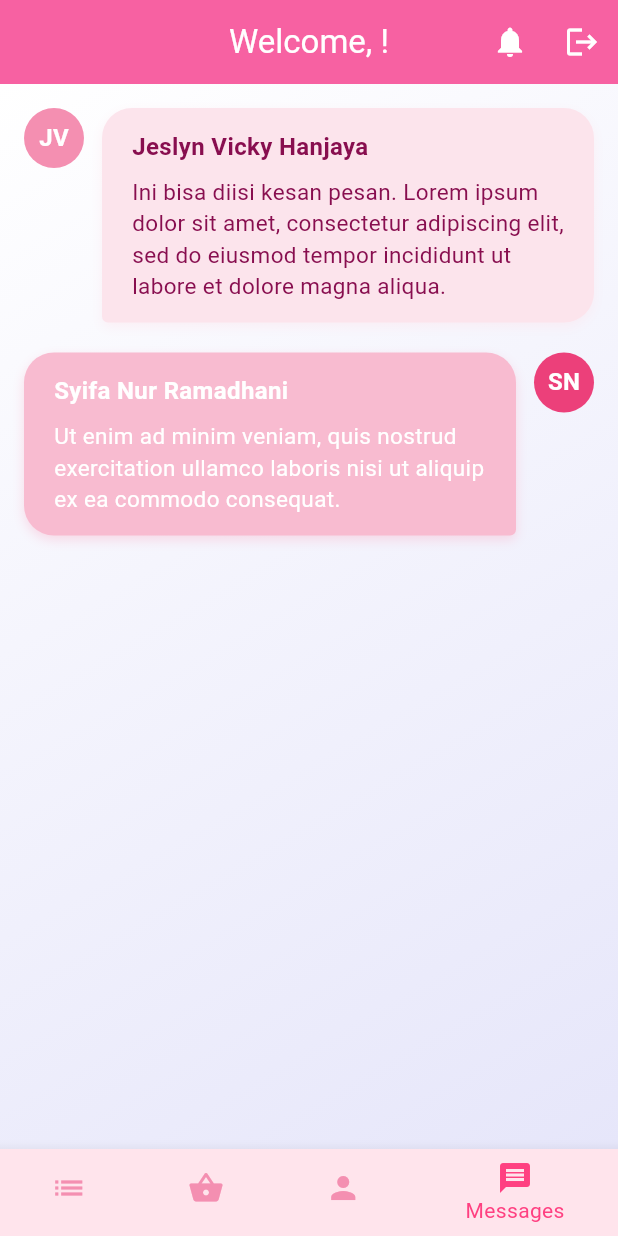
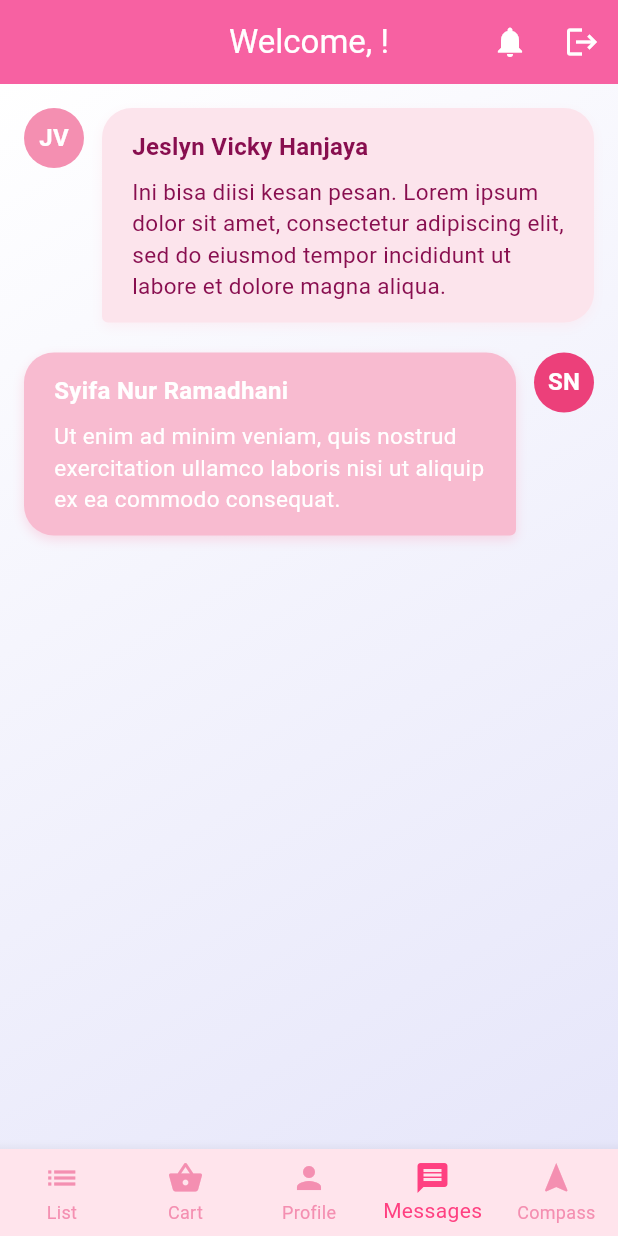
Before and after one commit to syifanr/project-tpm, a Flutter app: the ListPage screen opened directly, item 4 of the bottom bar chosen, on a phone screen of 412 x 824 dp. Run offline on Flutter 3.47's test engine with Material 3 defaults, Android fonts, the phone set to English and light mode, and no system bars; our stand-ins replace flutter_compass, flutter_map, geolocator, hive, hive_flutter, latlong2 and 1 more; accounts and stored records are empty; network calls fail.

Commit message:
update lagi

```diff
--- a/lib/main.dart
+++ b/lib/main.dart
@@ -58,7 +58,7 @@ class _SplashScreenState extends State<SplashScreen> {
     final prefs = await SharedPreferences.getInstance();
     final loggedIn =
         prefs.getBool('is_logged_in') ??
-        false; // ✅ disamakan dengan loginPage.dart
+        false;
 
     if (loggedIn) {
       Navigator.pushReplacement(
--- a/lib/models/notification_item.dart
+++ b/lib/models/notification_item.dart
@@ -11,11 +11,11 @@ class NotificationItem extends HiveObject {
   final DateTime timestamp;
 
   @HiveField(2)
-  final String paymentMethod; // ✅ Tambahkan field ini
+  final String paymentMethod;
 
   NotificationItem({
     required this.message,
     required this.timestamp,
-    required this.paymentMethod, // ✅ Tambahkan ini juga ke constructor
+    required this.paymentMethod,
   });
 }
--- a/lib/pages/detailPage.dart
+++ b/lib/pages/detailPage.dart
@@ -9,7 +9,7 @@ class DetailPage extends StatefulWidget {
   final String description;
   final String price;
   final String priceSign;
-  final String userId; // user id dari login
+  final String userId;
 
   final String category;
   final String productType;
@@ -154,7 +154,7 @@ class _DetailPageState extends State<DetailPage> {
               ),
               const SizedBox(height: 10),
 
-              // Setelah Text widget.name dan SizedBox(height: 10), tambahkan:
+
               Row(
                 children: [
                   Container(
--- a/lib/pages/listPage.dart
+++ b/lib/pages/listPage.dart
@@ -9,6 +9,7 @@ import 'package:tokomakeup/pages/profilePage.dart';
 import 'package:tokomakeup/pages/messagePage.dart';
 import 'package:tokomakeup/pages/loginPage.dart';
 import 'package:tokomakeup/pages/notificationPage.dart';
+import 'package:tokomakeup/pages/compassPage.dart';
 import 'package:hive/hive.dart';
 
 class ListPage extends StatefulWidget {
@@ -23,7 +24,7 @@ class _ListPageState extends State<ListPage> {
   int _currentIndex = 0;
   late Box _cacheBox;
 
-  TextEditingController _searchController = TextEditingController();
+  final TextEditingController _searchController = TextEditingController();
   String _searchQuery = '';
   String _sortOption = 'Filter Default';
 
@@ -162,8 +163,9 @@ class _ListPageState extends State<ListPage> {
           );
         }
         if (_error != null) return Center(child: Text('Error: $_error'));
-        if (_filteredData.isEmpty)
+        if (_filteredData.isEmpty) {
           return const Center(child: Text('Product is not found.'));
+        }
         return Column(
           children: [
             Padding(
@@ -404,6 +406,8 @@ class _ListPageState extends State<ListPage> {
         return ProfilePage();
       case 3:
         return MessagePage();
+      case 4:
+      return const CompassPage();
       default:
         return const Center(child: Text('Halaman tidak ditemukan'));
     }
@@ -461,39 +465,24 @@ class _ListPageState extends State<ListPage> {
       ),
            bottomNavigationBar: BottomNavigationBar(
   currentIndex: _currentIndex,
-        onTap: (index) => setState(() => _currentIndex = index),
-        backgroundColor: const Color(
-          0xFFFFE4EC,
-        ), // warna default, tidak dipakai jika shifting
+  onTap: (index) {
+    print('Tapped index: $index');
+    setState(() => _currentIndex = index);
+  },
+  backgroundColor: const Color(0xFFFFE4EC),
   selectedItemColor: Colors.pinkAccent,
   unselectedItemColor: Colors.pink.shade200,
-        type:
-            BottomNavigationBarType
-                .shifting, // GANTI agar hanya aktif yang ada label
+  type: BottomNavigationBarType.fixed,
   items: const [
-          BottomNavigationBarItem(
-            icon: Icon(Icons.list),
-            label: 'List',
-            backgroundColor: Color(0xFFFFE4EC), // WAJIB untuk shifting
-          ),
-          BottomNavigationBarItem(
-            icon: Icon(Icons.shopping_basket),
-            label:
-                'Cart', // Kosongkan label jika ingin tak muncul saat aktif pun
-            backgroundColor: Color(0xFFFFE4EC),
-          ),
-          BottomNavigationBarItem(
-            icon: Icon(Icons.person),
-            label: 'Profile',
-            backgroundColor: Color(0xFFFFE4EC),
-          ),
-          BottomNavigationBarItem(
-            icon: Icon(Icons.message),
-            label: 'Messages',
-            backgroundColor: Color(0xFFFFE4EC),
-          ),
+    BottomNavigationBarItem(icon: Icon(Icons.list), label: 'List', backgroundColor: Color(0xFFFFE4EC)),
+    BottomNavigationBarItem(icon: Icon(Icons.shopping_basket), label: 'Cart', backgroundColor: Color(0xFFFFE4EC)),
+    BottomNavigationBarItem(icon: Icon(Icons.person), label: 'Profile', backgroundColor: Color(0xFFFFE4EC)),
+    BottomNavigationBarItem(icon: Icon(Icons.message), label: 'Messages', backgroundColor: Color(0xFFFFE4EC)),
+    BottomNavigationBarItem(icon: Icon(Icons.navigation), label: 'Compass', backgroundColor: Color(0xFFFFE4EC)),
   ],
 ),
+
+
     );
   }
 
--- a/lib/pages/messagePage.dart
+++ b/lib/pages/messagePage.dart
@@ -1,7 +1,7 @@
 import 'package:flutter/material.dart';
 
 class MessagePage extends StatelessWidget {
-  const MessagePage({Key? key}) : super(key: key);
+  const MessagePage({super.key});
 
   final String jeslynComment =
       "Ini bisa diisi kesan pesan. Lorem ipsum dolor sit amet, consectetur adipiscing elit, sed do eiusmod tempor incididunt ut labore et dolore magna aliqua.";
--- a/lib/pages/profilePage.dart
+++ b/lib/pages/profilePage.dart
@@ -15,6 +15,8 @@ class ProfilePage extends StatelessWidget {
       'image': 'assets/media/syifa.jpg',
     },
   ];
+
+   ProfilePage({super.key});
 
   @override
   Widget build(BuildContext context) {
@@ -60,7 +62,7 @@ class ProfilePage extends StatelessWidget {
               ),
               SizedBox(height: 30),
               // Looping profile cards
-              ...members.map((member) => _memberCard(member)).toList(),
+              ...members.map((member) => _memberCard(member)),
               SizedBox(height: 30),
             ],
           ),
--- a/pubspec.yaml
+++ b/pubspec.yaml
@@ -22,6 +22,7 @@ dependencies:
   geolocator: ^9.0.2
   geocoding: ^2.1.0
   url_launcher: ^6.1.7
+  flutter_compass: 0.8.1
 
 dev_dependencies:
   flutter_test:
```
Also changed, not shown: lib/pages/checkoutPage.dart (+48 -7 lines), lib/pages/compassPage.dart (added, +118 -0 lines), lib/pages/registerPage.dart (+17 -6 lines), assets/media/syifa.jpg (added), pubspec.lock, 2 other files. Lines whose indentation alone changed are shown as unchanged.
